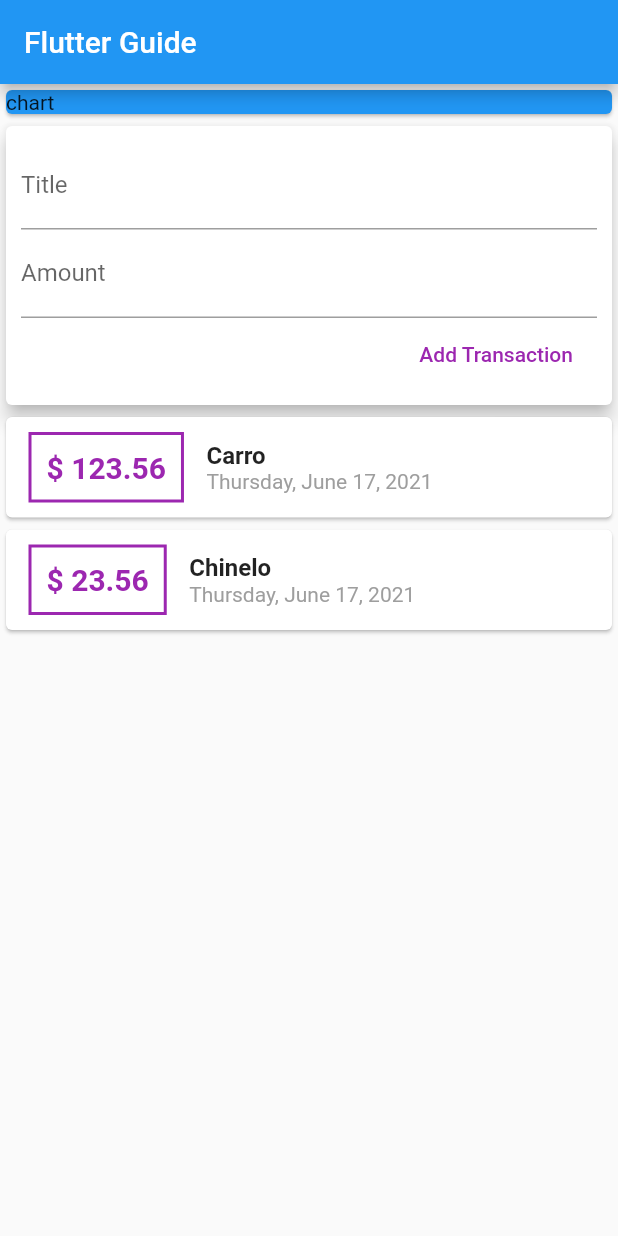
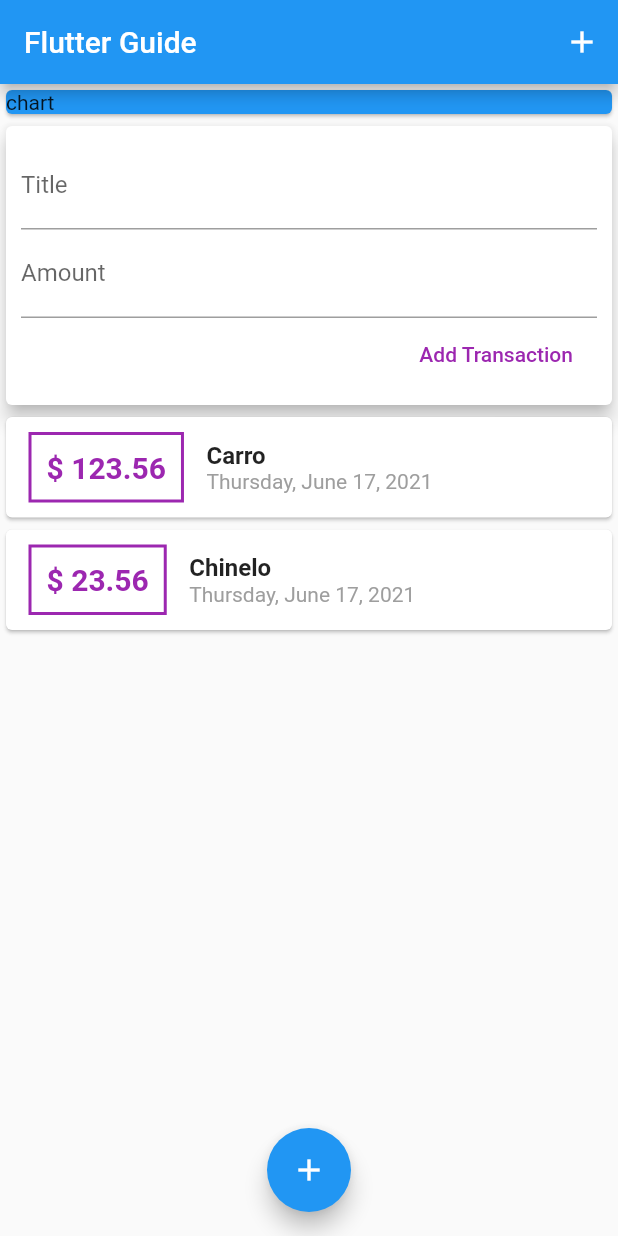
Before and after one commit to Gleisser/flutter_guide_expenses, a Flutter app: the screen it shows after launch, after a tap on "Add Transaction", on a phone screen of 412 x 824 dp. Run offline on Flutter 3.47's test engine with Material 2 defaults, Android fonts, the phone set to English and light mode, and no system bars.

Commit message:
Add List View, Add Floating Button, Add Icon on Status Bar

```diff
--- a/lib/main.dart
+++ b/lib/main.dart
@@ -31,6 +31,12 @@
     return Scaffold(
       appBar: AppBar(
         title: Text('Flutter Guide'),
+        actions: [
+          IconButton(
+            onPressed: () {},
+            icon: Icon(Icons.add),
+          ),
+        ],
       ),
       body: SingleChildScrollView(
         child: Center(
@@ -49,6 +55,11 @@
           ),
         ),
       ),
+      floatingActionButtonLocation: FloatingActionButtonLocation.centerFloat,
+      floatingActionButton: FloatingActionButton(
+        onPressed: () {},
+        child: Icon(Icons.add),
+      ),
     );
   }
 }
--- a/lib/widgets/new_transaction.dart
+++ b/lib/widgets/new_transaction.dart
@@ -6,6 +6,20 @@
   final Function handleAddTransaction;
 
   NewTransaction(this.handleAddTransaction);
+
+  void submitData() {
+    final enteredTitle = titleController.text;
+    final enteredAmount = double.parse(amountController.text);
+
+    if (enteredTitle.isEmpty || enteredAmount <= 0) {
+      return;
+    }
+
+    handleAddTransaction(
+      enteredTitle,
+      enteredAmount,
+    );
+  }
 
   @override
   Widget build(BuildContext context) {
@@ -21,20 +35,20 @@
                 labelText: 'Title',
               ),
               controller: titleController,
+              onSubmitted: (_) => submitData(),
             ),
             TextField(
               decoration: InputDecoration(
                 labelText: 'Amount',
               ),
               controller: amountController,
+              keyboardType: TextInputType.numberWithOptions(
+                decimal: true,
+              ),
+              onSubmitted: (_) => submitData(),
             ),
             FlatButton(
-              onPressed: () {
-                handleAddTransaction(
-                  titleController.text,
-                  double.parse(amountController.text),
-                );
-              },
+              onPressed: submitData,
               child: Text(
                 'Add Transaction',
                 style: TextStyle(
--- a/lib/widgets/transaction_list.dart
+++ b/lib/widgets/transaction_list.dart
@@ -12,9 +12,8 @@
   Widget build(BuildContext context) {
     return Container(
       height: 300,
-      child: SingleChildScrollView(
-        child: Column(
-          children: transactions.map((tx) {
+      child: ListView.builder(
+        itemBuilder: (ctx, index) {
           return Card(
             child: Row(
               children: [
@@ -28,7 +27,7 @@
                     ),
                   ),
                   child: Text(
-                      '\$ ${tx.amount}',
+                    '\$ ${transactions[index].amount.toStringAsFixed(2)}',
                     style: TextStyle(
                       fontWeight: FontWeight.bold,
                       fontSize: 20,
@@ -40,7 +39,7 @@
                   crossAxisAlignment: CrossAxisAlignment.start,
                   children: [
                     Text(
-                        tx.title,
+                      transactions[index].title,
                       textAlign: TextAlign.left,
                       style: TextStyle(
                         fontSize: 16,
@@ -48,7 +47,7 @@
                       ),
                     ),
                     Text(
-                        DateFormat.yMMMMEEEEd().format(tx.date),
+                      DateFormat.yMMMMEEEEd().format(transactions[index].date),
                       style: TextStyle(
                         color: Colors.grey,
                       ),
@@ -58,8 +57,8 @@
               ],
             ),
           );
-          }).toList(),
-        ),
+        },
+        itemCount: transactions.length,
       ),
     );
   }
```
Lines whose indentation alone changed are shown as unchanged.
